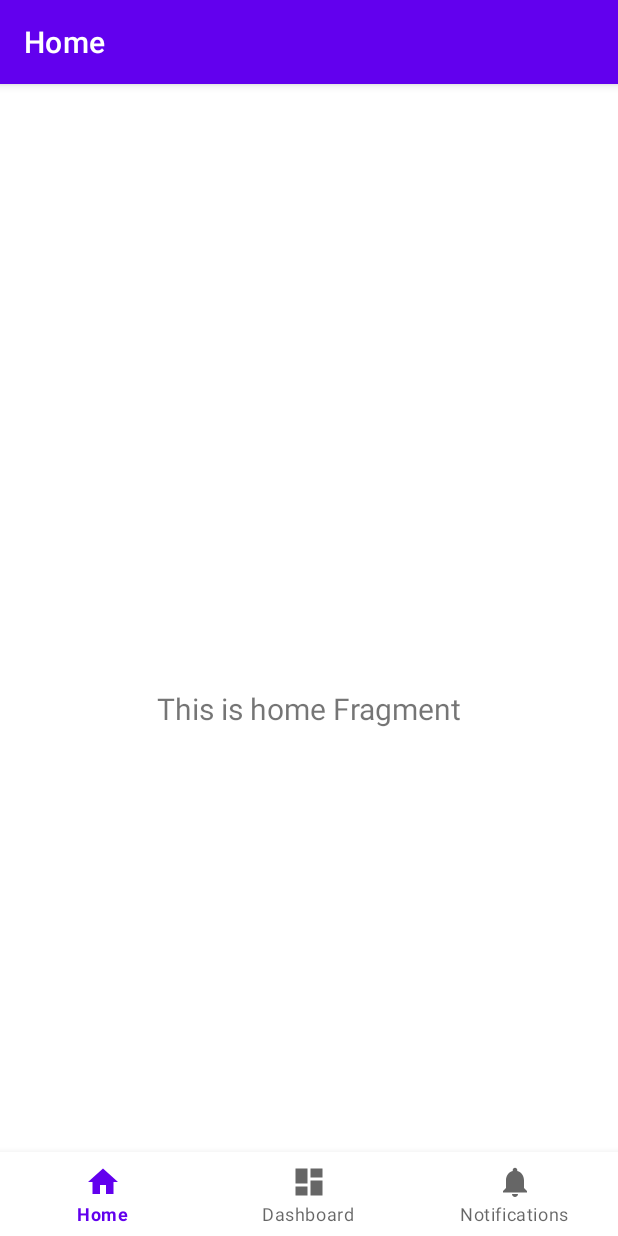
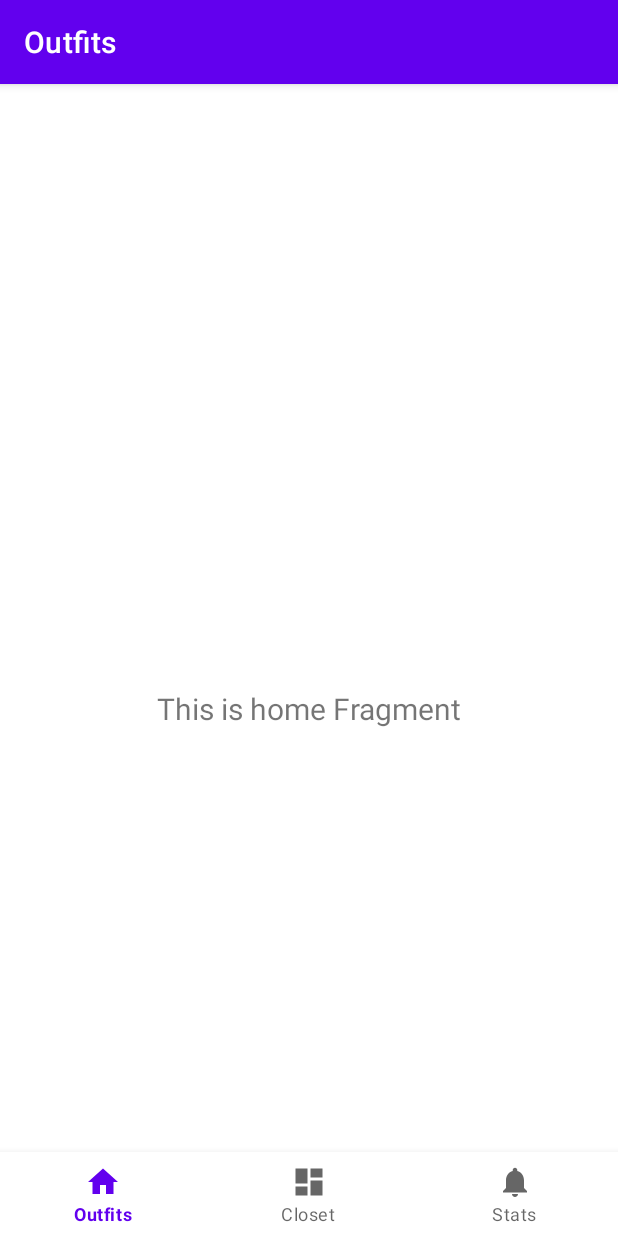
Before and after one commit to praneershrest/Capsule, an Android app: the screen it shows after launch (MainActivity), on a phone screen of 412 x 824 dp. Run offline under Robolectric (Android 15) with nearby library versions, the phone set to English and light mode, and no system bars; our stand-ins replace navigation-ui.

Commit message:
Add navigation titles in strings.xml and renamed ids for navigation

```diff
--- a/app/src/main/java/com/example/capsule/MainActivity.kt
+++ b/app/src/main/java/com/example/capsule/MainActivity.kt
@@ -26,7 +26,7 @@ class MainActivity : AppCompatActivity() {
         // menu should be considered as top level destinations.
         val appBarConfiguration = AppBarConfiguration(
             setOf(
-                R.id.navigation_home, R.id.navigation_dashboard, R.id.navigation_notifications
+                R.id.navigation_outfits, R.id.navigation_closet, R.id.navigation_stats
             )
         )
         setupActionBarWithNavController(navController, appBarConfiguration)
--- a/app/src/main/res/menu/bottom_nav_menu.xml
+++ b/app/src/main/res/menu/bottom_nav_menu.xml
@@ -2,18 +2,18 @@
 <menu xmlns:android="http://schemas.android.com/apk/res/android">
 
     <item
-        android:id="@+id/navigation_home"
+        android:id="@+id/navigation_outfits"
         android:icon="@drawable/ic_home_black_24dp"
-        android:title="@string/title_home" />
+        android:title="@string/title_outfits" />
 
     <item
-        android:id="@+id/navigation_dashboard"
+        android:id="@+id/navigation_closet"
         android:icon="@drawable/ic_dashboard_black_24dp"
-        android:title="@string/title_dashboard" />
+        android:title="@string/title_closet" />
 
     <item
-        android:id="@+id/navigation_notifications"
+        android:id="@+id/navigation_stats"
         android:icon="@drawable/ic_notifications_black_24dp"
-        android:title="@string/title_notifications" />
+        android:title="@string/title_stats" />
 
 </menu>
--- a/app/src/main/res/navigation/mobile_navigation.xml
+++ b/app/src/main/res/navigation/mobile_navigation.xml
@@ -3,23 +3,23 @@
     xmlns:app="http://schemas.android.com/apk/res-auto"
     xmlns:tools="http://schemas.android.com/tools"
     android:id="@+id/mobile_navigation"
-    app:startDestination="@+id/navigation_home">
+    app:startDestination="@+id/navigation_outfits">
 
     <fragment
-        android:id="@+id/navigation_home"
+        android:id="@+id/navigation_outfits"
         android:name="com.example.capsule.ui.home.HomeFragment"
-        android:label="@string/title_home"
+        android:label="@string/title_outfits"
         tools:layout="@layout/fragment_home" />
 
     <fragment
-        android:id="@+id/navigation_dashboard"
+        android:id="@+id/navigation_closet"
         android:name="com.example.capsule.ui.dashboard.DashboardFragment"
-        android:label="@string/title_dashboard"
+        android:label="@string/title_closet"
         tools:layout="@layout/fragment_dashboard" />
 
     <fragment
-        android:id="@+id/navigation_notifications"
+        android:id="@+id/navigation_stats"
         android:name="com.example.capsule.ui.notifications.NotificationsFragment"
-        android:label="@string/title_notifications"
+        android:label="@string/title_stats"
         tools:layout="@layout/fragment_notifications" />
 </navigation>
--- a/app/src/main/res/values/strings.xml
+++ b/app/src/main/res/values/strings.xml
@@ -3,4 +3,9 @@
     <string name="title_home">Home</string>
     <string name="title_dashboard">Dashboard</string>
     <string name="title_notifications">Notifications</string>
+
+    <string name="title_outfits">Outfits</string>
+    <string name="title_closet">Closet</string>
+    <string name="title_stats">Stats</string>
+    <string name="title_tips">Tips</string>
 </resources>
```
